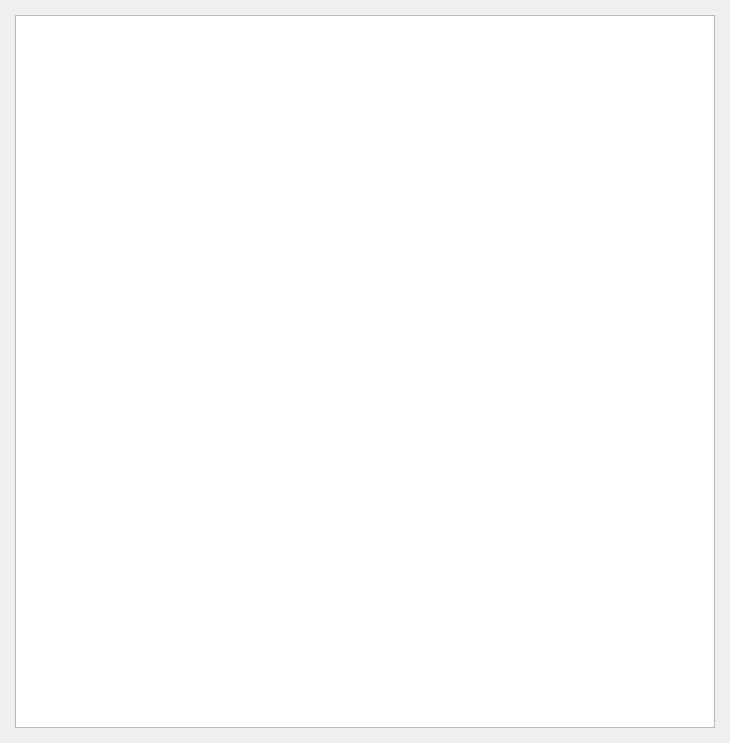
First picture: the form in track-show.ui, repository frans-fuerst/track, before the edit.
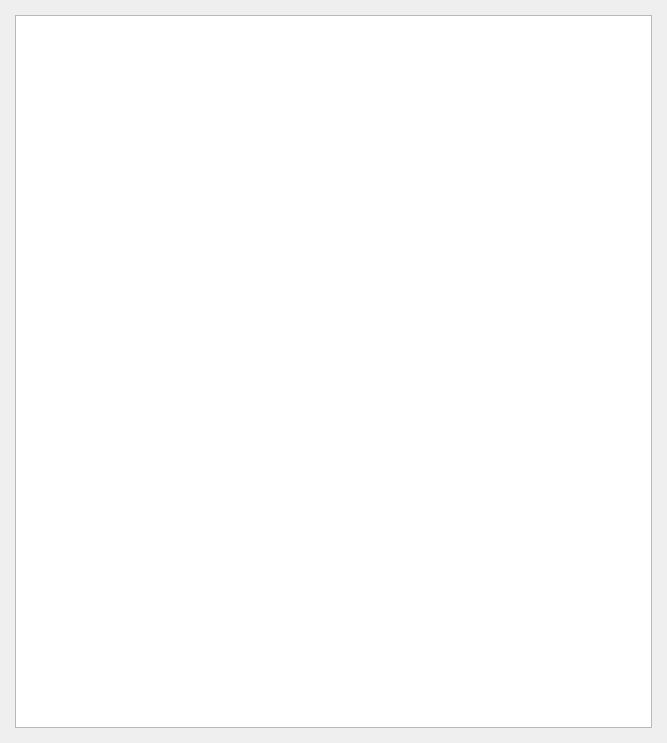
Second picture: the form after the edit.

Diff of the .ui file:
```diff
--- a/track-show.ui
+++ b/track-show.ui
@@ -6,7 +6,7 @@
    <rect>
     <x>0</x>
     <y>0</y>
-    <width>730</width>
+    <width>667</width>
     <height>743</height>
    </rect>
   </property>
```
